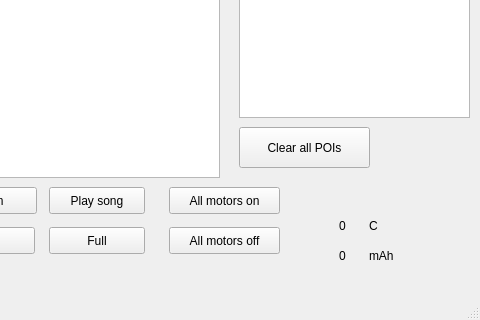
Before: the Qt Designer form src/ui/mainwindow.ui in joonaspessi/rotfl, drawn with Qt 5; both pictures show x 191 to 671 and y 310 to 630 of the 671 by 630 pixel window.
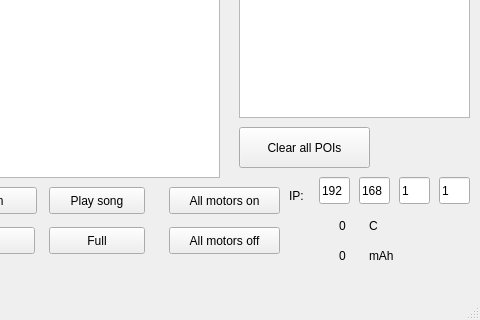
After: the same form once the commit is applied. Custom widgets are drawn as their Qt base class.

Commit message: UI: Added IP text edit, decreased update interval

```diff
--- a/src/ui/mainwindow.ui
+++ b/src/ui/mainwindow.ui
@@ -379,6 +379,74 @@
      <string>0</string>
     </property>
    </widget>
+   <widget class="QLineEdit" name="ipLineEdit_1">
+    <property name="geometry">
+     <rect>
+      <x>510</x>
+      <y>470</y>
+      <width>31</width>
+      <height>27</height>
+     </rect>
+    </property>
+    <property name="text">
+     <string>192</string>
+    </property>
+   </widget>
+   <widget class="QLineEdit" name="ipLineEdit_2">
+    <property name="geometry">
+     <rect>
+      <x>550</x>
+      <y>470</y>
+      <width>31</width>
+      <height>27</height>
+     </rect>
+    </property>
+    <property name="text">
+     <string>168</string>
+    </property>
+   </widget>
+   <widget class="QLineEdit" name="ipLineEdit_3">
+    <property name="geometry">
+     <rect>
+      <x>590</x>
+      <y>470</y>
+      <width>31</width>
+      <height>27</height>
+     </rect>
+    </property>
+    <property name="text">
+     <string>1</string>
+    </property>
+   </widget>
+   <widget class="QLineEdit" name="ipLineEdit_4">
+    <property name="geometry">
+     <rect>
+      <x>630</x>
+      <y>470</y>
+      <width>31</width>
+      <height>27</height>
+     </rect>
+    </property>
+    <property name="text">
+     <string>1</string>
+    </property>
+    <property name="readOnly">
+     <bool>false</bool>
+    </property>
+   </widget>
+   <widget class="QLabel" name="label_6">
+    <property name="geometry">
+     <rect>
+      <x>480</x>
+      <y>480</y>
+      <width>21</width>
+      <height>17</height>
+     </rect>
+    </property>
+    <property name="text">
+     <string>IP:</string>
+    </property>
+   </widget>
    <zorder>pushButton</zorder>
    <zorder>listView</zorder>
    <zorder>pushButton_2</zorder>
```
Left out of the diff: 5 changed lines with no effect on the pictures. The commit also changes 5 other files.
